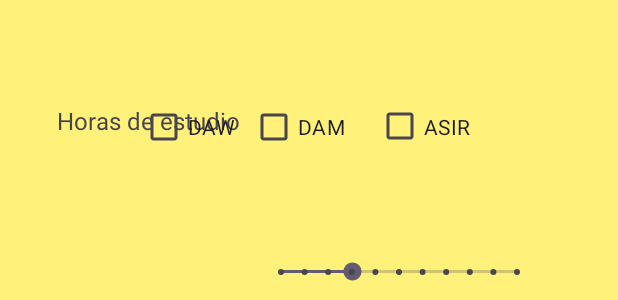
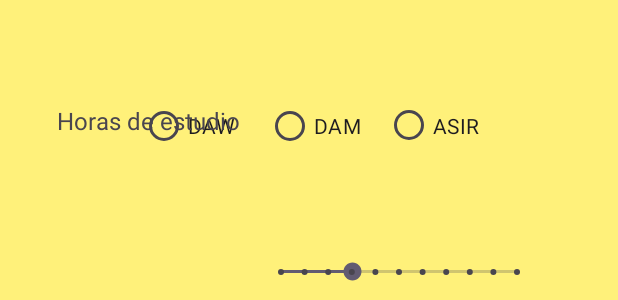
Before and after one commit to ricardoo08/REPO-PRO_MOVILES-23-24, an Android app: the layout activity_main.xml on its own in the app's theme, with its tools: preview values and no code run, on a phone screen of 412 x 824 dp. Shown: the part 502-802 px from the top of the screen. Run offline under Robolectric (Android 15) with nearby library versions, the phone set to English and light mode, and no system bars.

Commit message:
Xml hecho

```diff
--- a/Encuesta_RGB/app/src/main/res/layout/activity_main.xml
+++ b/Encuesta_RGB/app/src/main/res/layout/activity_main.xml
@@ -6,6 +6,36 @@
     android:layout_height="match_parent"
     android:background="#FFF17A"
     tools:context=".MainActivity">
+
+    <RadioGroup
+        android:layout_width="281dp"
+        android:layout_height="61dp"
+        android:layout_marginBottom="372dp"
+        android:orientation="horizontal"
+        app:layout_constraintBottom_toBottomOf="parent"
+        app:layout_constraintEnd_toEndOf="parent"
+        app:layout_constraintHorizontal_bias="0.715"
+        app:layout_constraintStart_toStartOf="parent">
+
+        <RadioButton
+            android:id="@+id/cirDaw"
+            android:layout_width="84dp"
+            android:layout_height="wrap_content"
+            android:text="DAW" />
+
+        <RadioButton
+            android:id="@+id/cirDam"
+            android:layout_width="79dp"
+            android:layout_height="wrap_content"
+            android:text="DAM" />
+
+        <RadioButton
+            android:id="@+id/cirAsi"
+            android:layout_width="84dp"
+            android:layout_height="55dp"
+            android:text="ASIR" />
+
+    </RadioGroup>
 
     <Button
         android:id="@+id/btnRes"
@@ -209,43 +239,7 @@
         android:layout_marginBottom="4dp"
         app:layout_constraintBottom_toBottomOf="parent"
         app:layout_constraintEnd_toEndOf="parent"
-        app:layout_constraintHorizontal_bias="0.609"
         app:layout_constraintStart_toStartOf="parent" />
-
-    <RadioGroup
-        android:layout_width="253dp"
-        android:layout_height="58dp"
-        android:layout_marginBottom="372dp"
-        android:orientation="horizontal"
-        app:layout_constraintBottom_toBottomOf="parent"
-        app:layout_constraintEnd_toEndOf="parent"
-        app:layout_constraintHorizontal_bias="0.588"
-        app:layout_constraintStart_toStartOf="parent"
-        tools:ignore="ExtraText">
-        tools:layout_editor_absoluteX="4dp"
-        tools:layout_editor_absoluteY="276dp">
-
-        <CheckBox
-            android:id="@+id/cuaDaw"
-            android:layout_width="73dp"
-            android:layout_height="49dp"
-            android:layout_marginBottom="708dp"
-            android:text="DAW" />
-
-        <CheckBox
-            android:id="@+id/cuaDam"
-            android:layout_width="84dp"
-            android:layout_height="49dp"
-            android:layout_marginBottom="704dp"
-            android:text="DAM" />
-
-        <CheckBox
-            android:id="@+id/cuaAsi"
-            android:layout_width="84dp"
-            android:layout_height="50dp"
-            android:layout_marginBottom="704dp"
-            android:text="ASIR" />
-    </RadioGroup>
 
     <RadioGroup
         android:layout_width="274dp"
```
